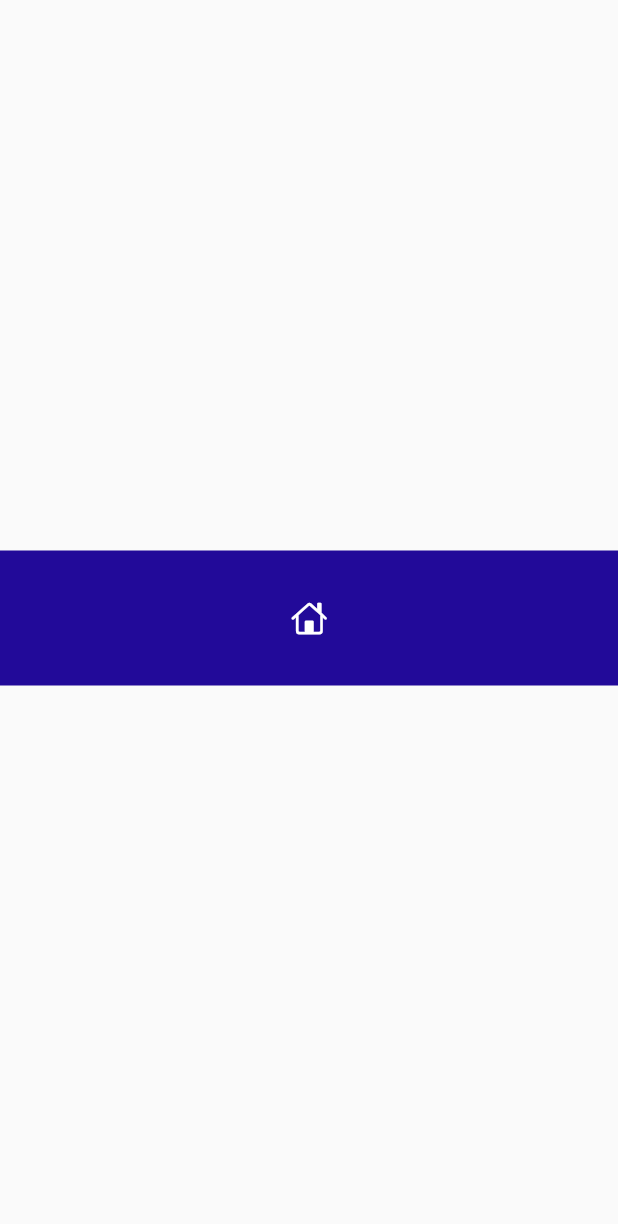
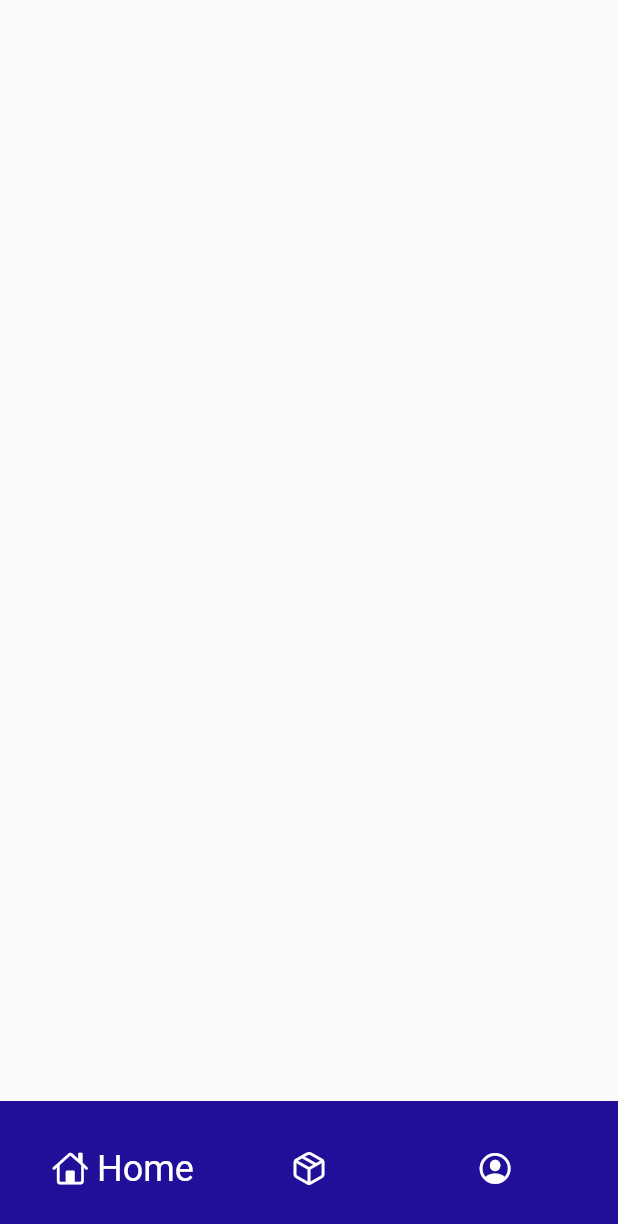
Before and after one commit to djamelrassem/bottom-nav-animation, a Flutter app: the screen it shows after launch, after a tap on "Home", on a phone screen of 412 x 824 dp. Shown: the top 1224 px of the screen. Run offline on Flutter 3.47's test engine with Material 2 defaults, Android fonts, the phone set to English and light mode, and no system bars.

Commit message:
synced animation between buttons

```diff
--- a/lib/main.dart
+++ b/lib/main.dart
@@ -1,3 +1,4 @@
+import 'package:bottom_nav_animation/widgets/bottom_nav_bar.dart';
 import 'package:flutter/cupertino.dart';
 import 'package:flutter/material.dart';
 
@@ -28,71 +29,7 @@ class _HomePageState extends State<HomePage> {
   @override
   Widget build(BuildContext context) {
     return Scaffold(
-        body: Center(
-      child: Container(
-        width: double.infinity,
-        height: 90,
-        color: Color(0xff220A99),
-        child: AnimatedButton(
-          icon: Icon(
-            CupertinoIcons.house,
-            color: Colors.white,
-          ),
-          text: 'Home',
-        ),
-      ),
-    ));
-  }
-}
-
-class AnimatedButton extends StatefulWidget {
-  final Widget icon;
-  final String text;
-  const AnimatedButton({
-    Key? key,
-    required this.icon,
-    required this.text,
-  }) : super(key: key);
-
-  @override
-  _AnimatedButtonState createState() => _AnimatedButtonState();
-}
-
-class _AnimatedButtonState extends State<AnimatedButton> {
-  bool oneTime = true, color = true, size = true;
-  @override
-  Widget build(BuildContext context) {
-    return InkWell(
-      onTap: () {
-        setState(() {
-          color = !color;
-        });
-      },
-      child: Row(
-        mainAxisAlignment: MainAxisAlignment.center,
-        mainAxisSize: MainAxisSize.min,
-        children: [
-          widget.icon,
-          AnimatedDefaultTextStyle(
-            onEnd: () {
-              oneTime
-                  ? setState(() {
-                      oneTime = false;
-                      size = !size;
-                    })
-                  : oneTime = true;
-            },
-            duration: Duration(milliseconds: 200),
-            style: TextStyle(
-                color: Colors.white.withOpacity(color ? 1 : 0),
-                fontSize: size ? 24 : 0),
-            child: Text(
-              ' ' + widget.text,
-              textAlign: TextAlign.justify,
-            ),
-          ),
-        ],
-      ),
+      bottomNavigationBar: BottomNavBar(),
     );
   }
 }
--- /dev/null
+++ b/lib/widgets/animated_button.dart
@@ -0,0 +1,58 @@
+import 'package:flutter/material.dart';
+
+class AnimatedButton extends StatefulWidget {
+  final bool selected;
+  final Widget icon;
+  final String text;
+  final void Function() onTap;
+  const AnimatedButton({
+    Key? key,
+    required this.icon,
+    required this.text,
+    required this.selected,
+    required this.onTap,
+  }) : super(key: key);
+
+  @override
+  _AnimatedButtonState createState() => _AnimatedButtonState();
+}
+
+class _AnimatedButtonState extends State<AnimatedButton> {
+  late bool size;
+  bool oneTime = true;
+  @override
+  void initState() {
+    size = widget.selected;
+    super.initState();
+  }
+
+  @override
+  Widget build(BuildContext context) {
+    return InkWell(
+      onTap: widget.onTap,
+      child: Row(
+        mainAxisAlignment: MainAxisAlignment.center,
+        mainAxisSize: MainAxisSize.min,
+        children: [
+          widget.icon,
+          AnimatedDefaultTextStyle(
+            onEnd: () {
+              setState(() {
+                print('end');
+                size = widget.selected;
+              });
+            },
+            duration: Duration(milliseconds: 150),
+            style: TextStyle(
+                color: Colors.white.withOpacity(widget.selected ? 1 : 0),
+                fontSize: size ? 24 : 0),
+            child: Text(
+              ' ' + widget.text,
+              textAlign: TextAlign.justify,
+            ),
+          ),
+        ],
+      ),
+    );
+  }
+}
--- /dev/null
+++ b/lib/widgets/bottom_nav_bar.dart
@@ -0,0 +1,87 @@
+import 'dart:io';
+
+import 'package:flutter/cupertino.dart';
+import 'package:flutter/material.dart';
+
+import 'animated_button.dart';
+
+class BottomNavBar extends StatefulWidget {
+  const BottomNavBar({
+    Key? key,
+  }) : super(key: key);
+
+  @override
+  _BottomNavBarState createState() => _BottomNavBarState();
+}
+
+class _BottomNavBarState extends State<BottomNavBar> {
+  bool home = true;
+  bool inbox = false;
+  bool profile = false;
+  @override
+  Widget build(BuildContext context) {
+    return Container(
+      width: double.infinity,
+      height: Platform.isIOS ? 100 : 90,
+      color: Color(0xff220F99),
+      child: Row(
+        children: [
+          SizedBox(
+            width: 20,
+          ),
+          Expanded(
+            child: AnimatedButton(
+              onTap: () {
+                setState(() {
+                  home = true;
+                  inbox = profile = false;
+                });
+              },
+              selected: home,
+              icon: Icon(
+                CupertinoIcons.house,
+                color: Colors.white,
+              ),
+              text: 'Home',
+            ),
+          ),
+          Expanded(
+            child: AnimatedButton(
+              onTap: () {
+                setState(() {
+                  inbox = true;
+                  home = profile = false;
+                });
+              },
+              selected: inbox,
+              icon: Icon(
+                CupertinoIcons.cube_box,
+                color: Colors.white,
+              ),
+              text: 'Inbox',
+            ),
+          ),
+          Expanded(
+            child: AnimatedButton(
+              onTap: () {
+                setState(() {
+                  profile = true;
+                  inbox = home = false;
+                });
+              },
+              selected: profile,
+              icon: Icon(
+                CupertinoIcons.profile_circled,
+                color: Colors.white,
+              ),
+              text: 'Profile',
+            ),
+          ),
+          SizedBox(
+            width: 20,
+          ),
+        ],
+      ),
+    );
+  }
+}
```
